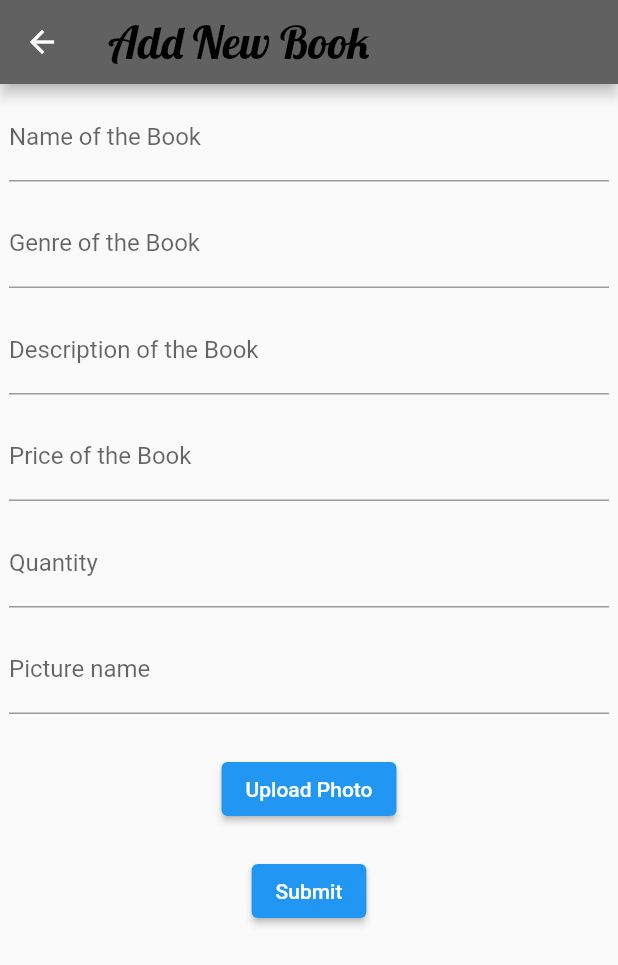
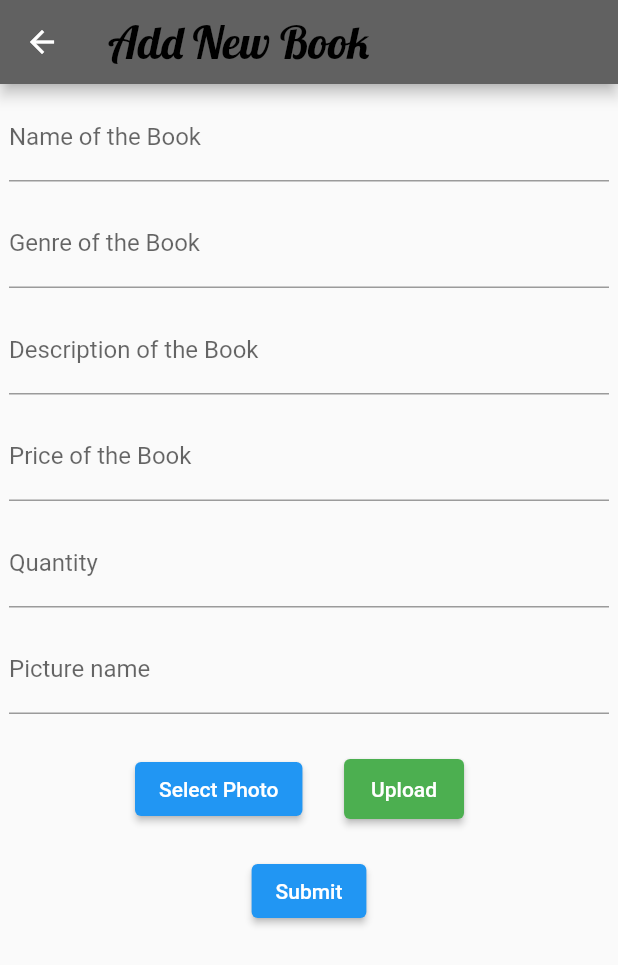
Before and after one commit to wannabeSE/The_BookShelf, a Flutter app: the AddBook screen opened by its route, on a phone screen of 412 x 824 dp. Shown: the top 965 px of the screen. Run offline on Flutter 3.47's test engine with Material 2 defaults, Android fonts, the phone set to English and light mode, and no system bars; our stand-ins replace cloud_firestore, firebase_auth, firebase_core, firebase_storage, fluttertoast, image_picker; accounts and stored records are empty.

Commit message:
third commit

```diff
--- a/lib/add_book.dart
+++ b/lib/add_book.dart
@@ -24,6 +24,7 @@ final TextEditingController description =  TextEditingController();
 final TextEditingController price=  TextEditingController();
 final TextEditingController picname=  TextEditingController();
 final TextEditingController qty=  TextEditingController();
+bool isLoading=false;
 File? file;
 UploadTask? task;
 String? imageUrl;
@@ -148,16 +149,50 @@ class _AddBookState extends State<AddBook> {
               const SizedBox(
               height: 20,
             ),
-            ElevatedButton(
+            Row(
+              children: [
+                Padding(
+                  padding:  EdgeInsets.only(left: 90),
+                  child: ElevatedButton(
+
+                    onPressed: (){
+
+                      pickImg();
+
+                      // Fluttertoast.showToast(msg: 'Image has been uploaded');
+                    },
+                    child: const Text('Select Photo')
+                    ),
+                ),
+                  Text('        '),
+                  SizedBox(
+                    height: 40,
+                    width: 80,
+                    child: ElevatedButton(
+                      style: ElevatedButton.styleFrom(
+                      primary:Colors.green,
+
+                    ),
               onPressed: (){
+                setState(() {
+                    isLoading=true;
+                });
+                Future.delayed(Duration(seconds: 3),(){
+                    setState(() {
+                      isLoading=false;
+                      Fluttertoast.showToast(msg: "Image has been successfully uploaded");
+                    });
+                });
 
-                uploadPhoto();
+              },
+              child:isLoading? CircularProgressIndicator(color: Colors.white,): Text('Upload')
+              ),
+                  )
+              ],
+            ),
 
-                Fluttertoast.showToast(msg: 'Image has been uploaded');
-              },
-              child: const Text('Upload Photo')
-              ),
-              const SizedBox(
+
+               const SizedBox(
               height: 20,
             ),
             ElevatedButton(
@@ -175,21 +210,21 @@ class _AddBookState extends State<AddBook> {
       ),
     );
   }
-
-  Future uploadPhoto () async{
-      var pickedImage = await ImagePicker().pickImage(
+  Future pickImg() async{
+    var pickedImage = await ImagePicker().pickImage(
       source: ImageSource.gallery,
       maxWidth: 1920,
       maxHeight: 1200,
       imageQuality: 80);
-
-
-
+      uploadPhoto(pickedImage);
+  }
+  Future uploadPhoto (var img) async{
   //upload and download url
   Reference ref = FirebaseStorage.instance.ref().child(picname.text);
-  await ref.putFile(File(pickedImage!.path));
+  await ref.putFile(File(img!.path));
+
   imageUrl = await ref.getDownloadURL();
-  const CircularProgressIndicator();
+
   }
 
   void clear(){
--- a/lib/display.dart
+++ b/lib/display.dart
@@ -38,7 +38,9 @@ class _DisplayState extends State<Display> {
                       const SizedBox(
                         height:150,
                       ),
-                      SizedBox(
+                      Padding(
+                        padding: const EdgeInsets.all(10.0),
+                        child: SizedBox(
                           width: 500,
                           child:RichText(text: TextSpan(
                           children: [
@@ -56,6 +58,7 @@ class _DisplayState extends State<Display> {
                           ),
                         ),
 
+                    ),
                       ),
                     const SizedBox(
                       height: 15,
```
Lines whose indentation alone changed are shown as unchanged.
